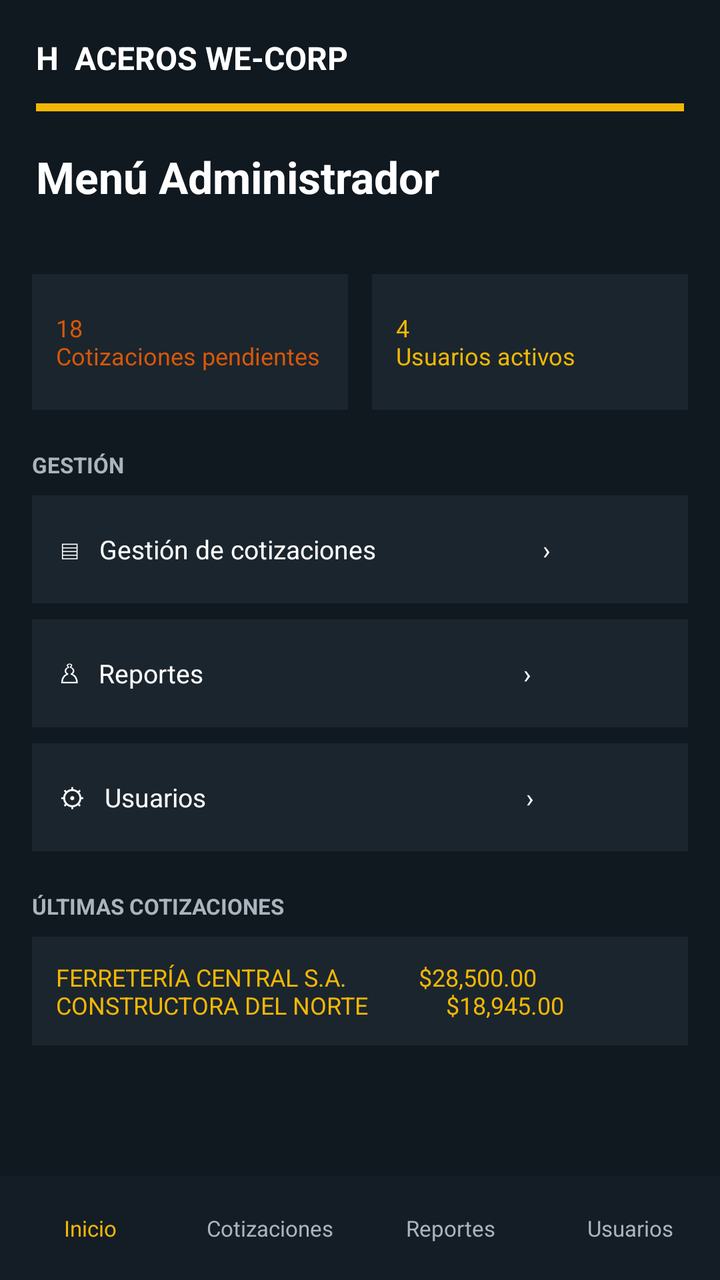
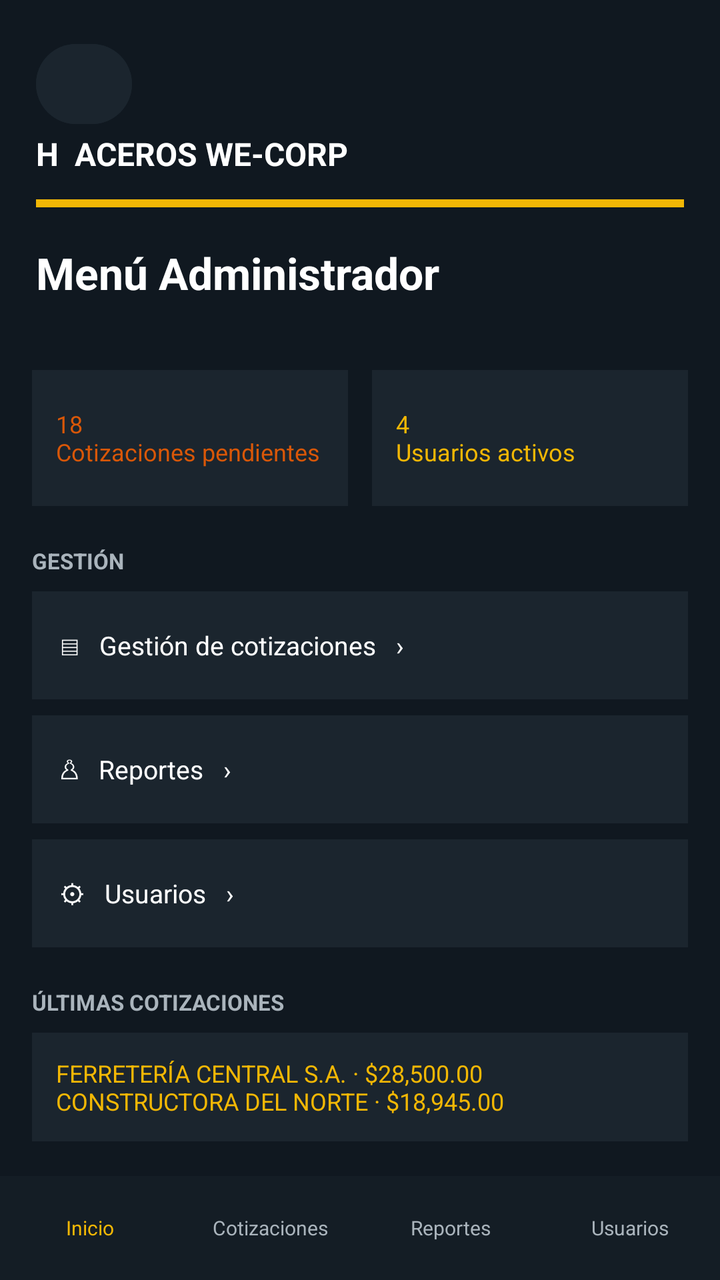

The first picture is an Android layout as it rendered before a commit; the second is the same layout after the commit. The layout source and the unified diff follow.
<!-- AndroidManifest.xml: application theme Theme.Aceroswecorp -->
<!-- res/layout/activity_menu_administrador.xml -->
<?xml version="1.0" encoding="utf-8"?>
<LinearLayout xmlns:android="http://schemas.android.com/apk/res/android"
    android:layout_width="match_parent"
    android:layout_height="match_parent"
    android:background="#101820"
    android:orientation="vertical">

    <LinearLayout
        android:layout_width="match_parent"
        android:layout_height="wrap_content"
        android:orientation="vertical"
        android:padding="18dp">

        <TextView android:layout_width="match_parent" android:layout_height="wrap_content" android:text="H  ACEROS WE-CORP" android:textColor="#FFFFFF" android:textSize="16sp" android:textStyle="bold" />
        <TextView android:layout_width="match_parent" android:layout_height="4dp" android:layout_marginTop="12dp" android:background="#F2B705" />
        <TextView android:layout_width="match_parent" android:layout_height="wrap_content" android:layout_marginTop="18dp" android:text="Menú Administrador" android:textColor="#FFFFFF" android:textSize="22sp" android:textStyle="bold" />
    </LinearLayout>

    <ScrollView
        android:layout_width="match_parent"
        android:layout_height="0dp"
        android:layout_weight="1">

        <LinearLayout
            android:layout_width="match_parent"
            android:layout_height="wrap_content"
            android:orientation="vertical"
            android:padding="16dp">

            <LinearLayout android:layout_width="match_parent" android:layout_height="wrap_content" android:orientation="horizontal">
                <TextView android:layout_width="0dp" android:layout_height="68dp" android:layout_marginEnd="6dp" android:layout_weight="1" android:background="#1B252E" android:gravity="center_vertical" android:padding="12dp" android:text="18&#10;Cotizaciones pendientes" android:textColor="#D95708" android:textSize="12sp" />
                <TextView android:layout_width="0dp" android:layout_height="68dp" android:layout_marginStart="6dp" android:layout_weight="1" android:background="#1B252E" android:gravity="center_vertical" android:padding="12dp" android:text="4&#10;Usuarios activos" android:textColor="#F2B705" android:textSize="12sp" />
            </LinearLayout>

            <TextView android:layout_width="match_parent" android:layout_height="wrap_content" android:layout_marginTop="20dp" android:text="GESTIÓN" android:textColor="#AAB4BC" android:textSize="11sp" android:textStyle="bold" />
            <TextView android:id="@+id/admin_quotes" android:layout_width="match_parent" android:layout_height="54dp" android:layout_marginTop="8dp" android:background="#1B252E" android:clickable="true" android:focusable="true" android:gravity="center_vertical" android:padding="14dp" android:text="▤   Gestión de cotizaciones                         ›" android:textColor="#FFFFFF" android:textSize="13sp" />
            <TextView android:id="@+id/admin_reports" android:layout_width="match_parent" android:layout_height="54dp" android:layout_marginTop="8dp" android:background="#1B252E" android:clickable="true" android:focusable="true" android:gravity="center_vertical" android:padding="14dp" android:text="♙   Reportes                                                ›" android:textColor="#FFFFFF" android:textSize="13sp" />
            <TextView android:id="@+id/admin_users" android:layout_width="match_parent" android:layout_height="54dp" android:layout_marginTop="8dp" android:background="#1B252E" android:clickable="true" android:focusable="true" android:gravity="center_vertical" android:padding="14dp" android:text="⚙   Usuarios                                                ›" android:textColor="#FFFFFF" android:textSize="13sp" />

            <TextView android:layout_width="match_parent" android:layout_height="wrap_content" android:layout_marginTop="20dp" android:text="ÚLTIMAS COTIZACIONES" android:textColor="#AAB4BC" android:textSize="11sp" android:textStyle="bold" />
            <TextView android:layout_width="match_parent" android:layout_height="wrap_content" android:layout_marginTop="8dp" android:background="#1B252E" android:padding="12dp" android:text="FERRETERÍA CENTRAL S.A.            $28,500.00&#10;CONSTRUCTORA DEL NORTE             $18,945.00" android:textColor="#F2B705" android:textSize="12sp" />
        </LinearLayout>
    </ScrollView>

    <LinearLayout android:layout_width="match_parent" android:layout_height="52dp" android:background="#141D25" android:gravity="center" android:orientation="horizontal">
        <TextView android:id="@+id/nav_inicio" android:layout_width="0dp" android:layout_height="match_parent" android:layout_weight="1" android:gravity="center" android:text="Inicio" android:textColor="#F2B705" android:textSize="11sp" />
        <TextView android:id="@+id/nav_cotizaciones" android:layout_width="0dp" android:layout_height="match_parent" android:layout_weight="1" android:gravity="center" android:text="Cotizaciones" android:textColor="#AAB4BC" android:textSize="11sp" />
        <TextView android:id="@+id/nav_reportes" android:layout_width="0dp" android:layout_height="match_parent" android:layout_weight="1" android:gravity="center" android:text="Reportes" android:textColor="#AAB4BC" android:textSize="11sp" />
        <TextView android:id="@+id/nav_usuarios" android:layout_width="0dp" android:layout_height="match_parent" android:layout_weight="1" android:gravity="center" android:text="Usuarios" android:textColor="#AAB4BC" android:textSize="11sp" />
    </LinearLayout>
</LinearLayout>
<!-- resources referenced by this layout -->
<resources>
  <style name="Theme.Aceroswecorp" parent="Base.Theme.Aceroswecorp" />
  <style name="Base.Theme.Aceroswecorp" parent="Theme.Material3.DayNight.NoActionBar">
          
          
      </style>
</resources>

<!-- the commit's change to res/layout/activity_menu_administrador.xml (unified diff, before → after) -->
@@ -10,6 +10,16 @@
         android:layout_height="wrap_content"
         android:orientation="vertical"
         android:padding="18dp">
+
+        <Button
+            android:id="@+id/screen_back"
+            android:layout_width="48dp"
+            android:layout_height="48dp"
+            android:backgroundTint="#1B252E"
+            android:contentDescription="@string/back"
+            android:text="@string/back_arrow"
+            android:textColor="#FFFFFF"
+            android:textSize="24sp" />
 
         <TextView android:layout_width="match_parent" android:layout_height="wrap_content" android:text="H  ACEROS WE-CORP" android:textColor="#FFFFFF" android:textSize="16sp" android:textStyle="bold" />
         <TextView android:layout_width="match_parent" android:layout_height="4dp" android:layout_marginTop="12dp" android:background="#F2B705" />
@@ -33,19 +43,19 @@
             </LinearLayout>
 
             <TextView android:layout_width="match_parent" android:layout_height="wrap_content" android:layout_marginTop="20dp" android:text="GESTIÓN" android:textColor="#AAB4BC" android:textSize="11sp" android:textStyle="bold" />
-            <TextView android:id="@+id/admin_quotes" android:layout_width="match_parent" android:layout_height="54dp" android:layout_marginTop="8dp" android:background="#1B252E" android:clickable="true" android:focusable="true" android:gravity="center_vertical" android:padding="14dp" android:text="▤   Gestión de cotizaciones                         ›" android:textColor="#FFFFFF" android:textSize="13sp" />
-            <TextView android:id="@+id/admin_reports" android:layout_width="match_parent" android:layout_height="54dp" android:layout_marginTop="8dp" android:background="#1B252E" android:clickable="true" android:focusable="true" android:gravity="center_vertical" android:padding="14dp" android:text="♙   Reportes                                                ›" android:textColor="#FFFFFF" android:textSize="13sp" />
-            <TextView android:id="@+id/admin_users" android:layout_width="match_parent" android:layout_height="54dp" android:layout_marginTop="8dp" android:background="#1B252E" android:clickable="true" android:focusable="true" android:gravity="center_vertical" android:padding="14dp" android:text="⚙   Usuarios                                                ›" android:textColor="#FFFFFF" android:textSize="13sp" />
+            <TextView android:id="@+id/admin_quotes" android:layout_width="match_parent" android:layout_height="54dp" android:layout_marginTop="8dp" android:background="#1B252E" android:clickable="true" android:focusable="true" android:gravity="center_vertical" android:padding="14dp" android:text="▤   Gestión de cotizaciones   ›" android:textColor="#FFFFFF" android:textSize="13sp" />
+            <TextView android:id="@+id/admin_reports" android:layout_width="match_parent" android:layout_height="54dp" android:layout_marginTop="8dp" android:background="#1B252E" android:clickable="true" android:focusable="true" android:gravity="center_vertical" android:padding="14dp" android:text="♙   Reportes   ›" android:textColor="#FFFFFF" android:textSize="13sp" />
+            <TextView android:id="@+id/admin_users" android:layout_width="match_parent" android:layout_height="54dp" android:layout_marginTop="8dp" android:background="#1B252E" android:clickable="true" android:focusable="true" android:gravity="center_vertical" android:padding="14dp" android:text="⚙   Usuarios   ›" android:textColor="#FFFFFF" android:textSize="13sp" />
 
             <TextView android:layout_width="match_parent" android:layout_height="wrap_content" android:layout_marginTop="20dp" android:text="ÚLTIMAS COTIZACIONES" android:textColor="#AAB4BC" android:textSize="11sp" android:textStyle="bold" />
-            <TextView android:layout_width="match_parent" android:layout_height="wrap_content" android:layout_marginTop="8dp" android:background="#1B252E" android:padding="12dp" android:text="FERRETERÍA CENTRAL S.A.            $28,500.00&#10;CONSTRUCTORA DEL NORTE             $18,945.00" android:textColor="#F2B705" android:textSize="12sp" />
+            <TextView android:layout_width="match_parent" android:layout_height="wrap_content" android:layout_marginTop="8dp" android:background="#1B252E" android:padding="12dp" android:text="FERRETERÍA CENTRAL S.A. · $28,500.00&#10;CONSTRUCTORA DEL NORTE · $18,945.00" android:textColor="#F2B705" android:textSize="12sp" />
         </LinearLayout>
     </ScrollView>
 
     <LinearLayout android:layout_width="match_parent" android:layout_height="52dp" android:background="#141D25" android:gravity="center" android:orientation="horizontal">
-        <TextView android:id="@+id/nav_inicio" android:layout_width="0dp" android:layout_height="match_parent" android:layout_weight="1" android:gravity="center" android:text="Inicio" android:textColor="#F2B705" android:textSize="11sp" />
-        <TextView android:id="@+id/nav_cotizaciones" android:layout_width="0dp" android:layout_height="match_parent" android:layout_weight="1" android:gravity="center" android:text="Cotizaciones" android:textColor="#AAB4BC" android:textSize="11sp" />
-        <TextView android:id="@+id/nav_reportes" android:layout_width="0dp" android:layout_height="match_parent" android:layout_weight="1" android:gravity="center" android:text="Reportes" android:textColor="#AAB4BC" android:textSize="11sp" />
-        <TextView android:id="@+id/nav_usuarios" android:layout_width="0dp" android:layout_height="match_parent" android:layout_weight="1" android:gravity="center" android:text="Usuarios" android:textColor="#AAB4BC" android:textSize="11sp" />
+        <TextView android:id="@+id/nav_inicio" android:layout_width="0dp" android:layout_height="match_parent" android:layout_weight="1" android:gravity="center" android:text="Inicio" android:textColor="#F2B705" android:textSize="10sp" />
+        <TextView android:id="@+id/nav_cotizaciones" android:layout_width="0dp" android:layout_height="match_parent" android:layout_weight="1" android:gravity="center" android:text="Cotizaciones" android:textColor="#AAB4BC" android:textSize="10sp" />
+        <TextView android:id="@+id/nav_reportes" android:layout_width="0dp" android:layout_height="match_parent" android:layout_weight="1" android:gravity="center" android:text="Reportes" android:textColor="#AAB4BC" android:textSize="10sp" />
+        <TextView android:id="@+id/nav_usuarios" android:layout_width="0dp" android:layout_height="match_parent" android:layout_weight="1" android:gravity="center" android:text="Usuarios" android:textColor="#AAB4BC" android:textSize="10sp" />
     </LinearLayout>
 </LinearLayout>
<!-- resource entries referenced after the edit -->
@@ -1,5 +1,7 @@
 <!-- resources referenced by this layout -->
 <resources>
+  <string name="back">Volver</string>
+  <string name="back_arrow">‹</string>
   <style name="Theme.Aceroswecorp" parent="Base.Theme.Aceroswecorp" />
   <style name="Base.Theme.Aceroswecorp" parent="Theme.Material3.DayNight.NoActionBar">
           
